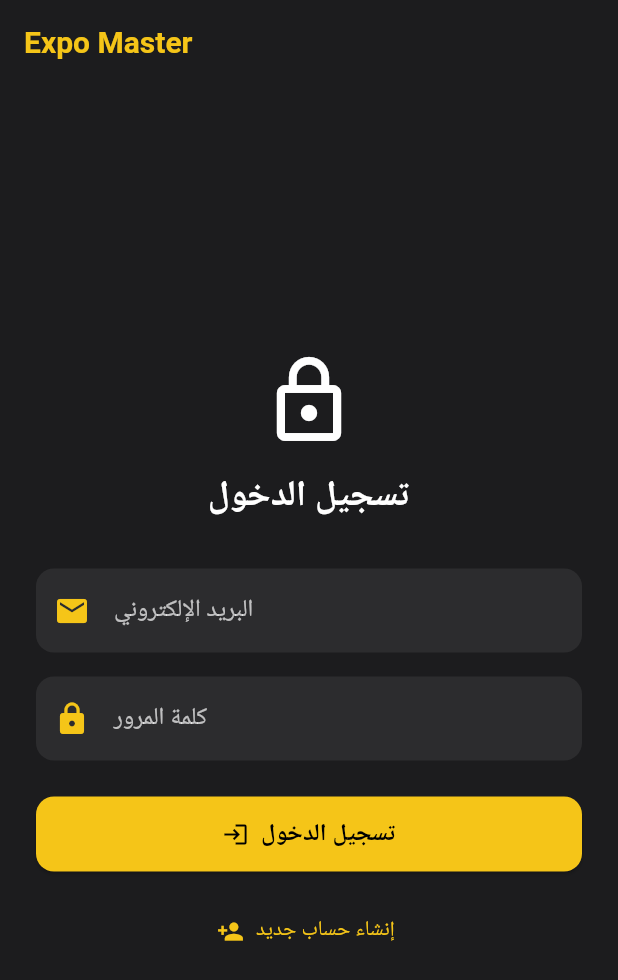
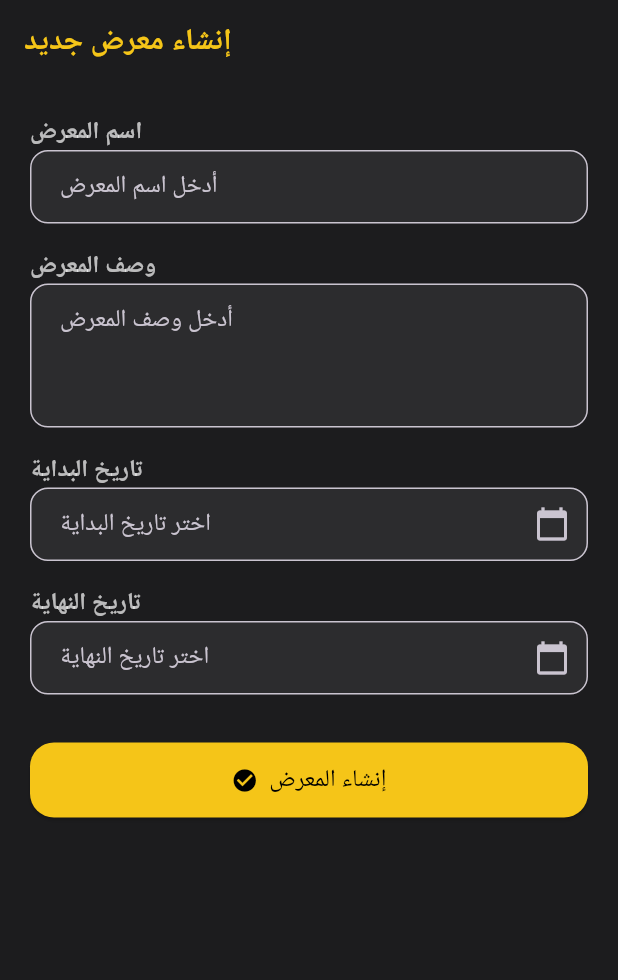
Before and after one commit to Fayezdarwish/expo_master, a Flutter app: the screen it shows after launch, on a phone screen of 412 x 824 dp. Shown: the top 980 px of the screen. Run offline on Flutter 3.47's test engine with Material 3 defaults, Android fonts, the light colour scheme and no system bars; our stand-ins replace dio, shared_preferences.

Commit message:
add_exibition_screen.dart

```diff
--- a/lib/Features/exibition_manager/add_exibition/data/exibition_model.dart
+++ b/lib/Features/exibition_manager/add_exibition/data/exibition_model.dart
@@ -0,0 +1,22 @@
+class Exhibition {
+  final String name;
+  final String description;
+  final String startDate;
+  final String endDate;
+
+  Exhibition({
+    required this.name,
+    required this.description,
+    required this.startDate,
+    required this.endDate,
+  });
+
+  Map<String, dynamic> toJson() {
+    return {
+      'name': name,
+      'description': description,
+      'startDate': startDate,
+      'endDate': endDate,
+    };
+  }
+}
--- a/lib/Features/exibition_manager/add_exibition/presentation/add_exibition_screen.dart
+++ b/lib/Features/exibition_manager/add_exibition/presentation/add_exibition_screen.dart
@@ -0,0 +1,160 @@
+import 'package:flutter/material.dart';
+import 'package:expo_master/utils/token_storage.dart';
+
+import '../data/exibition_api.dart';
+import '../data/exibition_model.dart';
+
+
+class CreateExhibition extends StatefulWidget {
+  const CreateExhibition({super.key});
+
+  @override
+  State<CreateExhibition> createState() => _CreateExhibitionState();
+}
+
+class _CreateExhibitionState extends State<CreateExhibition> {
+  final TextEditingController _nameController = TextEditingController();
+  final TextEditingController _descriptionController = TextEditingController();
+  final TextEditingController _startDateController = TextEditingController();
+  final TextEditingController _endDateController = TextEditingController();
+
+  String _formatDate(DateTime date) {
+    final year = date.year;
+    final month = date.month.toString().padLeft(2, '0');
+    final day = date.day.toString().padLeft(2, '0');
+    return '$year-$month-$day';
+  }
+
+  Future<void> _pickDate(TextEditingController controller) async {
+    final DateTime? picked = await showDatePicker(
+      context: context,
+      initialDate: DateTime.now(),
+      firstDate: DateTime(2020),
+      lastDate: DateTime(2100),
+    );
+
+    if (picked != null) {
+      setState(() {
+        controller.text = _formatDate(picked);
+      });
+    }
+  }
+
+  Future<void> _handleCreate() async {
+    final name = _nameController.text.trim();
+    final description = _descriptionController.text.trim();
+    final startDate = _startDateController.text.trim();
+    final endDate = _endDateController.text.trim();
+
+    if (name.isEmpty || description.isEmpty || startDate.isEmpty || endDate.isEmpty) {
+      ScaffoldMessenger.of(context).showSnackBar(
+        const SnackBar(content: Text('يرجى تعبئة جميع الحقول'), backgroundColor: Colors.red),
+      );
+      return;
+    }
+
+    final token = await TokenStorage.getToken();
+    if (token == null) {
+      ScaffoldMessenger.of(context).showSnackBar(
+        const SnackBar(content: Text('لم يتم العثور على توكن'), backgroundColor: Colors.red),
+      );
+      return;
+    }
+
+    final exhibition = Exhibition(
+      name: name,
+      description: description,
+      startDate: startDate,
+      endDate: endDate,
+    );
+
+    final success = await ExhibitionApi.createExhibition(exhibition, token);
+
+    if (success) {
+      ScaffoldMessenger.of(context).showSnackBar(
+        const SnackBar(content: Text('تم إنشاء المعرض بنجاح'), backgroundColor: Colors.green),
+      );
+      Navigator.pop(context);
+    } else {
+      ScaffoldMessenger.of(context).showSnackBar(
+        const SnackBar(content: Text('فشل في إنشاء المعرض'), backgroundColor: Colors.red),
+      );
+    }
+  }
+
+  @override
+  Widget build(BuildContext context) {
+    return Scaffold(
+      appBar: AppBar(title: const Text('إنشاء معرض جديد')),
+      body: SingleChildScrollView(
+        padding: const EdgeInsets.all(20),
+        child: Column(
+          crossAxisAlignment: CrossAxisAlignment.stretch,
+          children: [
+            _buildLabel('اسم المعرض'),
+            _buildTextField(controller: _nameController, hint: 'أدخل اسم المعرض'),
+
+            const SizedBox(height: 16),
+            _buildLabel('وصف المعرض'),
+            _buildTextField(controller: _descriptionController, hint: 'أدخل وصف المعرض', maxLines: 3),
+
+            const SizedBox(height: 16),
+            _buildLabel('تاريخ البداية'),
+            _buildDateField(controller: _startDateController, hint: 'اختر تاريخ البداية'),
+
+            const SizedBox(height: 16),
+            _buildLabel('تاريخ النهاية'),
+            _buildDateField(controller: _endDateController, hint: 'اختر تاريخ النهاية'),
+
+            const SizedBox(height: 32),
+            ElevatedButton.icon(
+              onPressed: _handleCreate,
+              icon: const Icon(Icons.check_circle),
+              label: const Text('إنشاء المعرض'),
+              style: ElevatedButton.styleFrom(
+                padding: const EdgeInsets.symmetric(vertical: 14),
+                textStyle: const TextStyle(fontSize: 16),
+                shape: RoundedRectangleBorder(
+                  borderRadius: BorderRadius.circular(16),
+                ),
+              ),
+            ),
+          ],
+        ),
+      ),
+    );
+  }
+
+  Widget _buildLabel(String text) {
+    return Text(
+      text,
+      style: const TextStyle(fontWeight: FontWeight.bold, fontSize: 16),
+    );
+  }
+
+  Widget _buildTextField({required TextEditingController controller, required String hint, int maxLines = 1}) {
+    return TextFormField(
+      controller: controller,
+      maxLines: maxLines,
+      decoration: InputDecoration(
+        hintText: hint,
+        border: OutlineInputBorder(borderRadius: BorderRadius.circular(12)),
+        contentPadding: const EdgeInsets.symmetric(horizontal: 16, vertical: 12),
+      ),
+    );
+  }
+
+  Widget _buildDateField({required TextEditingController controller, required String hint}) {
+    return TextFormField(
+      controller: controller,
+      readOnly: true,
+      onTap: () => _pickDate(controller),
+      decoration: InputDecoration(
+        hintText: hint,
+        suffixIcon: const Icon(Icons.calendar_today),
+        border: OutlineInputBorder(borderRadius: BorderRadius.circular(12)),
+        contentPadding: const EdgeInsets.symmetric(horizontal: 16, vertical: 12),
+      ),
+    );
+  }
+}
--- a/lib/main.dart
+++ b/lib/main.dart
@@ -1,5 +1,6 @@
-import 'package:expo_master/visitor/screens/login_screen.dart';
+import 'package:expo_master/screens%20_%20login%20and%20registar/login_screen.dart';
 import 'package:flutter/material.dart';
+import 'Features/exibition_manager/add_exibition/presentation/add_exibition_screen.dart';
 import 'config/theme.dart';
 
 void main() {
@@ -15,7 +16,7 @@ class MyApp extends StatelessWidget {
       title: 'Expo Master',
       debugShowCheckedModeBanner: false,
       theme: AppTheme.themeData,
-      home: LoginScreen(),
+      home: CreateExhibition(),
     );
   }
 }
--- a/lib/visitor/screens/login_screen.dart
+++ b/lib/screens _ login and registar/login_screen.dart
@@ -1,9 +1,9 @@
-import 'package:expo_master/visitor/screens/register_screen.dart';
+import 'package:expo_master/screens%20_%20login%20and%20registar/register_screen.dart';
 import 'package:flutter/material.dart';
 
 import 'package:expo_master/utils/token_storage.dart';
 
-import '../api/visitor_api.dart';
+import '../visitor/api/visitor_api.dart';
 
 class LoginScreen extends StatefulWidget {
   const LoginScreen({super.key});
--- a/lib/visitor/screens/register_screen.dart
+++ b/lib/screens _ login and registar/register_screen.dart
@@ -1,5 +1,5 @@
 import 'package:flutter/material.dart';
-import '../api/visitor_api.dart';
+import '../visitor/api/visitor_api.dart';
 
 class SignUpScreen extends StatefulWidget {
   const SignUpScreen({super.key});
```
Also changed, not shown: lib/Features/exibition_manager/add_exibition/data/exibition_api.dart (+15 -0 lines), lib/services/api_service.dart (+15 -0 lines).
